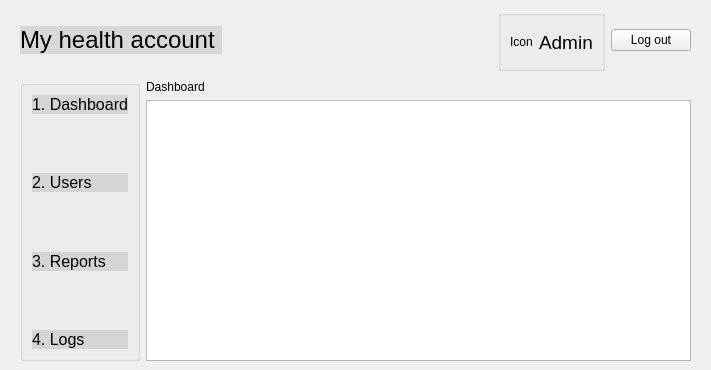
Above: adminmain.ui from Darijan444/COV-19-Desktop_App before the change. Below: the same form after it.
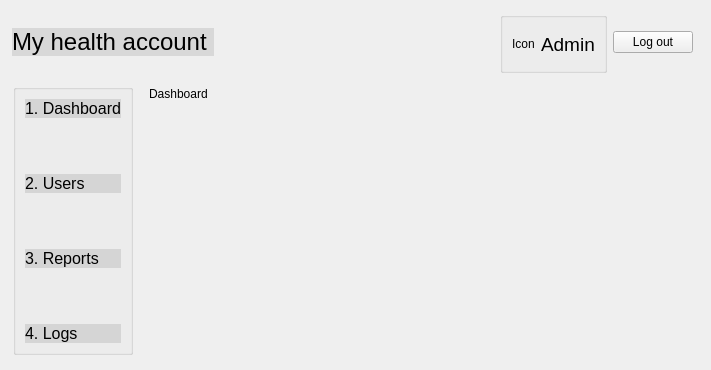
That is the form after the change.

```diff
--- a/adminmain.ui
+++ b/adminmain.ui
@@ -16,9 +16,9 @@
   <widget class="QWidget" name="layoutWidget">
    <property name="geometry">
     <rect>
-     <x>20</x>
-     <y>10</y>
-     <width>671</width>
+     <x>12</x>
+     <y>12</y>
+     <width>681</width>
      <height>61</height>
     </rect>
    </property>
@@ -104,15 +104,23 @@
   <widget class="QWidget" name="layoutWidget_2">
    <property name="geometry">
     <rect>
-     <x>20</x>
-     <y>80</y>
-     <width>671</width>
-     <height>281</height>
+     <x>150</x>
+     <y>110</y>
+     <width>541</width>
+     <height>251</height>
     </rect>
    </property>
-   <layout class="QGridLayout" name="gridLayout">
-    <item row="0" column="0" rowspan="2">
+   <layout class="QGridLayout" name="gridLayout"/>
+  </widget>
      <widget class="QGroupBox" name="groupBox_2">
+   <property name="geometry">
+    <rect>
+     <x>13</x>
+     <y>84</y>
+     <width>120</width>
+     <height>271</height>
+    </rect>
+   </property>
       <property name="title">
        <string/>
       </property>
@@ -250,21 +258,21 @@
        </item>
       </layout>
      </widget>
-    </item>
-    <item row="0" column="1">
      <widget class="QLabel" name="labelUserList">
+   <property name="geometry">
+    <rect>
+     <x>149</x>
+     <y>84</y>
+     <width>77</width>
+     <height>19</height>
+    </rect>
+   </property>
       <property name="styleSheet">
        <string notr="true">font: 16pt &quot;.AppleSystemUIFont&quot;;</string>
       </property>
       <property name="text">
        <string>Dashboard</string>
       </property>
-     </widget>
-    </item>
-    <item row="1" column="1">
-     <widget class="QTableView" name="tableView"/>
-    </item>
-   </layout>
   </widget>
  </widget>
  <resources/>
```
Left out of the diff: 4 changed lines with no effect on the pictures. Lines whose indentation alone changed are shown as unchanged.
